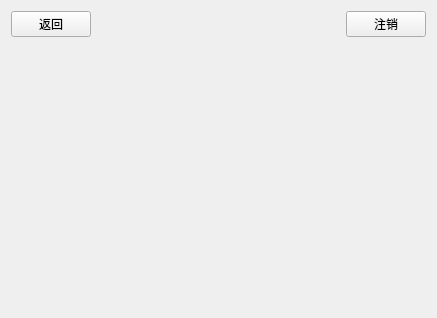
Before: the Qt Designer form lab3/Lab3/masterview.ui in chenweifff/QT, drawn with Qt 5.
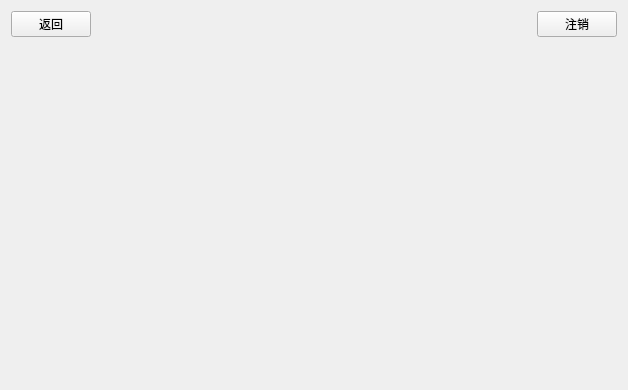
After: the same form once the commit is applied.

```diff
--- a/lab3/Lab3/masterview.ui
+++ b/lab3/Lab3/masterview.ui
@@ -6,8 +6,8 @@
    <rect>
     <x>0</x>
     <y>0</y>
-    <width>437</width>
-    <height>318</height>
+    <width>628</width>
+    <height>390</height>
    </rect>
   </property>
   <property name="windowTitle">
```
